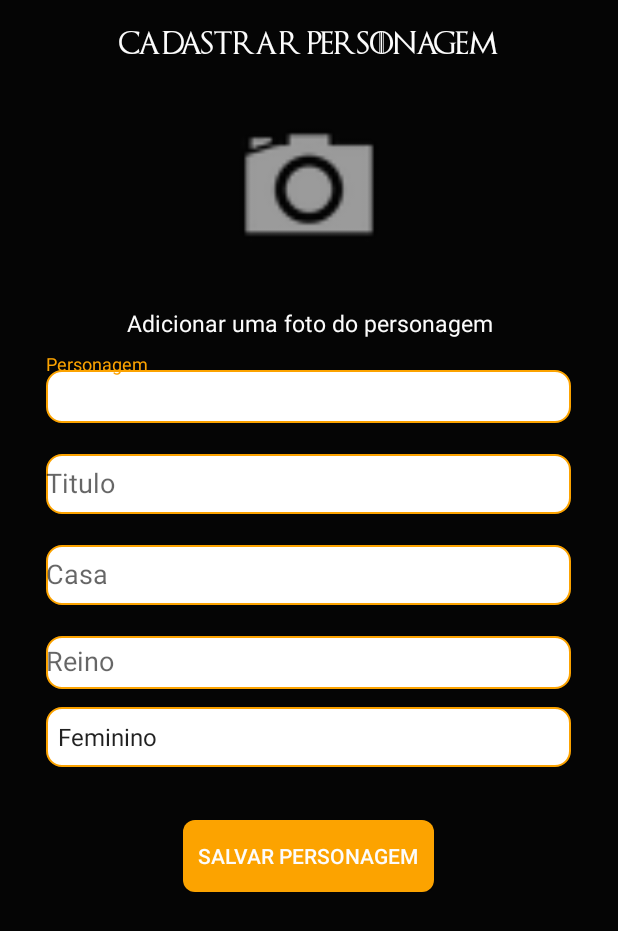
After one commit to mgalencar/quizGot, an Android app: the CadastroPersonagensActivity screen opened directly, with no data from a screen before it, on a phone screen of 412 x 824 dp. The commit adds this screen. Shown: the top 931 px of the screen. Run offline under Robolectric (Android 15) with nearby library versions, the phone set to English and light mode, and no system bars.

Commit message:
Adicionado menu de fragments na visualização e cadastro de novos personagens pronto v-0.1

```diff
--- a/app/build.gradle
+++ b/app/build.gradle
@@ -36,4 +36,7 @@ dependencies {
     //Biblioteca Retrofit
     implementation "com.squareup.retrofit2:retrofit:2.4.0"
     implementation "com.squareup.retrofit2:converter-gson:2.4.0"
+
+    //Biblioteca picasso
+    implementation 'com.squareup.picasso:picasso:2.71828'
 }
--- /dev/null
+++ b/app/src/main/java/br/com/senaijandira/quizgot/Activity/CadastroPersonagensActivity.java
@@ -0,0 +1,121 @@
+package br.com.senaijandira.quizgot.Activity;
+
+import android.app.Activity;
+import android.app.AlertDialog;
+import android.content.DialogInterface;
+import android.graphics.Typeface;
+import android.os.Build;
+import android.os.Bundle;
+import android.support.annotation.Nullable;
+import android.support.annotation.RequiresApi;
+import android.view.View;
+import android.widget.AdapterView;
+import android.widget.ArrayAdapter;
+import android.widget.EditText;
+import android.widget.Spinner;
+import android.widget.TextView;
+import android.widget.Toast;
+
+import br.com.senaijandira.quizgot.R;
+import br.com.senaijandira.quizgot.model.Personagem;
+import br.com.senaijandira.quizgot.presenter.CadastrarPersonagemPresenter;
+import br.com.senaijandira.quizgot.service.PersonagemService;
+import br.com.senaijandira.quizgot.service.ServiceFactory;
+import br.com.senaijandira.quizgot.view.CadastroPersonagensView;
+
+public class CadastroPersonagensActivity extends Activity implements CadastroPersonagensView, AdapterView.OnItemSelectedListener{
+
+    EditText txtNome,txtTitulo, txtCasa, txtReino;
+    Spinner genero;
+    PersonagemService service = ServiceFactory.create();
+
+    //Chamando a class presenter para executar o cadastro
+    CadastrarPersonagemPresenter presenter;
+
+    @Override
+    protected void onCreate(@Nullable Bundle savedInstanceState) {
+        super.onCreate(savedInstanceState);
+
+        setContentView(R.layout.activity_cadastro_personagem);
+        //Mudando o estilo da fonte
+        TextView tituloCadastro = findViewById(R.id.tituloCadastrar);
+        Typeface fonte = Typeface.createFromAsset(getAssets(),"Game of Thrones.ttf");
+        tituloCadastro.setTypeface(fonte);
+
+        //Fazendo spinner
+        genero = (Spinner) findViewById(R.id.cb_genero);
+
+        ArrayAdapter<CharSequence> adapter = ArrayAdapter.createFromResource(
+                this, R.array.cb_genero, android.R.layout.simple_spinner_item);
+        adapter.setDropDownViewResource(android.R.layout.simple_spinner_dropdown_item);
+        genero.setAdapter(adapter);
+        genero.setOnItemSelectedListener(this);
+
+
+
+        txtNome= findViewById(R.id.txt_nome_personagem);
+        txtTitulo = findViewById(R.id.txt_titulo);
+        txtReino = findViewById(R.id.txt_reino);
+        txtCasa = findViewById(R.id.txt_casa);
+
+        presenter = new CadastrarPersonagemPresenter((CadastroPersonagensView) this, service);
+
+    }
+    @RequiresApi(api = Build.VERSION_CODES.LOLLIPOP)
+    public void salvarCadastroPersonagem(View view){
+
+
+        String nome = txtNome.getText().toString();
+        String titulo = txtTitulo.getText().toString();
+        String casa = txtCasa.getText().toString();
+        String reino = txtReino.getText().toString();
+        //Pegando item selecionado no combo box
+        String itemSelectSpinner = genero.getSelectedItem().toString();
+
+        if(nome.equals("") || titulo.equals("") || casa.equals("") || reino.equals("")){
+            alertGeral("Preencha todos os campos","Todos os campos são obrigatórios");
+        }
+        else{
+            Personagem personagem = new Personagem();
+
+            personagem.setNome_personagem(nome);
+            personagem.setTitulo(titulo);
+            personagem.setCasa(casa);
+            personagem.setReino(reino);
+            personagem.setGenero(itemSelectSpinner);
+
+            presenter.CadastrarPersonagemPresenter(personagem);
+        }
+
+    }
+
+    @Override
+    public void showMessage(String titulo, String msg){
+        AlertDialog.Builder alert = new AlertDialog.Builder(this);
+        alert.setMessage(msg);
+        alert.setTitle(titulo);
+        alert.setPositiveButton("ok", new DialogInterface.OnClickListener() {
+            @Override
+            public void onClick(DialogInterface dialog, int which) {
+                finish();
+            }
+        });
+        alert.show();
+
+
+    }
+    @Override
+    public void onItemSelected(AdapterView<?> parent, View view, int pos, long id) {
+    }
+    @Override
+    public void onNothingSelected(AdapterView<?> parent) {
+    }
+    public void alertGeral(String titulo, String mensagem){
+        AlertDialog.Builder alert = new AlertDialog.Builder(this);
+        alert.setMessage(mensagem);
+        alert.setTitle(titulo);
+        alert.show();
+    }
+
+
+}
--- a/app/src/main/java/br/com/senaijandira/quizgot/Activity/MainActivity.java
+++ b/app/src/main/java/br/com/senaijandira/quizgot/Activity/MainActivity.java
@@ -8,7 +8,6 @@ import android.view.View;
 import br.com.senaijandira.quizgot.R;
 
 public class MainActivity extends AppCompatActivity {
-
 
     @Override
     protected void onCreate(Bundle savedInstanceState) {
--- a/app/src/main/java/br/com/senaijandira/quizgot/adapter/PersonagensAdapter.java
+++ b/app/src/main/java/br/com/senaijandira/quizgot/adapter/PersonagensAdapter.java
@@ -13,6 +13,7 @@ import java.util.ArrayList;
 
 import br.com.senaijandira.quizgot.R;
 import br.com.senaijandira.quizgot.model.Personagem;
+import de.hdodenhof.circleimageview.CircleImageView;
 
 public class PersonagensAdapter extends ArrayAdapter<Personagem> {
 
@@ -32,6 +33,9 @@ public class PersonagensAdapter extends ArrayAdapter<Personagem> {
 
         Personagem personagem = getItem(position);
         TextView txtNomePersonagem = v.findViewById(R.id.txtNomePersonagem);
+        CircleImageView imagemPersonagem = v.findViewById(R.id.fotoPersonagem);
+
+
         txtNomePersonagem.setText(personagem.getNome_personagem());
 
         return v;
--- /dev/null
+++ b/app/src/main/java/br/com/senaijandira/quizgot/presenter/CadastrarPersonagemPresenter.java
@@ -0,0 +1,42 @@
+package br.com.senaijandira.quizgot.presenter;
+
+import br.com.senaijandira.quizgot.model.ApiResult;
+import br.com.senaijandira.quizgot.model.Personagem;
+import br.com.senaijandira.quizgot.service.PersonagemService;
+import br.com.senaijandira.quizgot.view.CadastroPersonagensView;
+import retrofit2.Call;
+import retrofit2.Callback;
+import retrofit2.Response;
+
+public class CadastrarPersonagemPresenter {
+
+
+    //Instanciar as variaveis
+    CadastroPersonagensView view;
+    PersonagemService service;
+
+    public  CadastrarPersonagemPresenter(CadastroPersonagensView view, PersonagemService service){
+        this.view = view;
+        this.service = service;
+    }
+    public void CadastrarPersonagemPresenter(Personagem personagem){
+        service.adicionarPersonagem(personagem).enqueue(new Callback<ApiResult>() {
+            @Override
+            public void onResponse(Call<ApiResult> call, Response<ApiResult> response) {
+                ApiResult result = response.body();
+                if(result.isSucesso()){
+                    view.showMessage("Sucesso", "Personagem adicionado");
+                }else{
+                    view.showMessage("Erro", "Erro ao cadastrar");
+                }
+            }
+            @Override
+            public void onFailure(Call<ApiResult> call, Throwable t) {
+                view.showMessage("Erro", t.getMessage());
+                t.printStackTrace();
+
+            }
+        });
+    }
+
+}
--- a/app/src/main/java/br/com/senaijandira/quizgot/service/PersonagemService.java
+++ b/app/src/main/java/br/com/senaijandira/quizgot/service/PersonagemService.java
@@ -2,14 +2,22 @@ package br.com.senaijandira.quizgot.service;
 
 import java.util.List;
 
+import br.com.senaijandira.quizgot.model.ApiResult;
 import br.com.senaijandira.quizgot.model.Personagem;
 import retrofit2.Call;
+import retrofit2.http.Body;
 import retrofit2.http.GET;
+import retrofit2.http.POST;
 
 public interface PersonagemService {
 
-    String URL_BASE = "http://10.0.2.2:5001";
+    //String URL_BASE = "http://10.0.2.2:5001";
+    //String URL_BASE = " http://192.168.0.101:5001";
+    String URL_BASE = "http://172.18.0.247:5001";
 
     @GET("/personagens")
     Call<List<Personagem>> obterPersonagem();
+
+    @POST("/novoPersonagem")
+    Call<ApiResult>adicionarPersonagem(@Body Personagem personagem);
 }
--- /dev/null
+++ b/app/src/main/java/br/com/senaijandira/quizgot/view/CadastroPersonagensView.java
@@ -0,0 +1,6 @@
+package br.com.senaijandira.quizgot.view;
+
+public interface CadastroPersonagensView {
+
+    void showMessage(String titulo, String msg);
+}
--- /dev/null
+++ b/app/src/main/res/drawable/edittext.xml
@@ -0,0 +1,15 @@
+<shape xmlns:android="http://schemas.android.com/apk/res/android" >
+
+    <solid android:color="#FFFFFF" />
+
+    <stroke
+        android:width="1dp"
+        android:color="@color/colorAccent"
+
+        />
+    <corners
+        android:topLeftRadius="10dp"
+        android:topRightRadius="10dp"
+        android:bottomLeftRadius="10dp"
+        android:bottomRightRadius="10dp"/>
+</shape>
--- a/app/src/main/res/layout/activity_cadastro_personagem.xml
+++ b/app/src/main/res/layout/activity_cadastro_personagem.xml
@@ -1,8 +1,12 @@
 <?xml version="1.0" encoding="utf-8"?>
-<LinearLayout xmlns:android="http://schemas.android.com/apk/res/android"
+<LinearLayout
+    xmlns:android="http://schemas.android.com/apk/res/android"
     android:orientation="vertical"
     android:layout_width="match_parent"
-    android:layout_height="match_parent">
+    android:layout_height="match_parent"
+    android:background="@color/black"
+
+    >
 
     <LinearLayout
         android:layout_width="match_parent"
@@ -19,21 +23,28 @@
             android:layout_width="wrap_content"
             android:layout_height="wrap_content"
             android:text="CADASTRAR PERSONAGEM"
-            android:textColor="@color/black"
+            android:id="@+id/tituloCadastrar"
+            android:textColor="@color/white"
             android:layout_marginTop="20dp"
+            android:textSize="15dp"
         />
         <ImageView
-            android:layout_width="100dp"
-            android:layout_height="100dp"
+            android:layout_width="120dp"
+            android:layout_height="150dp"
             android:id="@+id/addImg_personagem"
-            android:layout_marginTop="10dp"/>
+            android:layout_marginTop="10dp"
+            android:src="@android:drawable/ic_menu_camera"
+
+            />
 
         <TextView
             android:layout_width="match_parent"
             android:layout_height="wrap_content"
             android:text="Adicionar uma foto do personagem"
+            android:textColor="@color/white"
             android:gravity="center"
-            android:layout_marginTop="10dp"/>
+            android:textSize="15dp"
+            android:layout_marginTop="5dp"/>
 
     </LinearLayout>
 
@@ -46,43 +57,35 @@
         <android.support.design.widget.TextInputLayout
             android:layout_width="wrap_content"
             android:layout_height="wrap_content"
-            android:gravity="center">
+            android:gravity="center"
+            android:layout_marginTop="10dp"
+            >
 
             <EditText
                 android:layout_width="350dp"
-                android:layout_height="wrap_content"
-                android:id="@+id/nome_personagem"
-                android:hint="txt_personagem"
+                android:layout_height="35dp"
+                android:id="@+id/txt_nome_personagem"
+                android:hint="Personagem"
+                android:background="@drawable/edittext"
+                android:shadowColor="@color/colorAccent"
+                android:shadowDx="1.8"
+                android:shadowDy="1.8"
+                android:shadowRadius="1.5"
                 />
         </android.support.design.widget.TextInputLayout>
 
         <android.support.design.widget.TextInputLayout
             android:layout_width="wrap_content"
             android:layout_height="wrap_content"
-            android:gravity="center">
-
-            <Spinner
-                android:layout_width="match_parent"
-                android:layout_height="wrap_content"
-                android:id="@+id/cb_genero">
-
-                <!--FAZER COMBO -->
-
-
-            </Spinner>
-
-
-        </android.support.design.widget.TextInputLayout>
-
-        <android.support.design.widget.TextInputLayout
-            android:layout_width="wrap_content"
-            android:layout_height="wrap_content">
+            android:layout_marginTop="10dp"
+            >
 
             <EditText
                 android:layout_width="350dp"
-                android:layout_height="wrap_content"
-                android:hint="titulo"
-                android:id="@+id/txt_titulo"/>
+                android:layout_height="40dp"
+                android:hint="Titulo"
+                android:id="@+id/txt_titulo"
+                android:background="@drawable/edittext"/>
 
 
         </android.support.design.widget.TextInputLayout>
@@ -90,13 +93,16 @@
         <android.support.design.widget.TextInputLayout
             android:layout_width="wrap_content"
             android:layout_height="wrap_content"
-            android:gravity="center">
+            android:gravity="center"
+            android:layout_marginTop="10dp"
+            >
 
             <EditText
                 android:layout_width="350dp"
-                android:layout_height="wrap_content"
-                android:hint="casa"
-                android:id="@+id/txt_casa"/>
+                android:layout_height="40dp"
+                android:hint="Casa"
+                android:id="@+id/txt_casa"
+                android:background="@drawable/edittext"/>
 
 
         </android.support.design.widget.TextInputLayout>
@@ -104,14 +110,36 @@
         <android.support.design.widget.TextInputLayout
             android:layout_width="wrap_content"
             android:layout_height="wrap_content"
-            android:gravity="center">
+            android:gravity="center"
+            android:layout_marginTop="10dp"
+            >
 
             <EditText
                 android:layout_width="350dp"
-                android:layout_height="wrap_content"
-                android:hint="reino"
+                android:layout_height="35dp"
+                android:hint="Reino"
                 android:id="@+id/txt_reino"
+                android:background="@drawable/edittext"
+
                 />
+
+        </android.support.design.widget.TextInputLayout>
+
+        <android.support.design.widget.TextInputLayout
+            android:layout_width="wrap_content"
+            android:layout_height="40dp"
+            android:gravity="center"
+            android:layout_marginTop="12dp"
+            >
+
+            <Spinner
+                android:layout_width="350dp"
+                android:layout_height="40dp"
+                android:id="@+id/cb_genero"
+                android:background="@drawable/edittext"
+                >
+            </Spinner>
+
 
         </android.support.design.widget.TextInputLayout>
 
@@ -128,8 +156,10 @@
             android:layout_height="wrap_content"
             android:text="Salvar Personagem"
             android:layout_marginTop="35dp"
+            android:padding="10dp"
+            android:onClick="salvarCadastroPersonagem"
             android:textColor="@color/white"
-            android:background="@color/black"/>
+            android:background="@drawable/btnradius"/>
 
 
     </LinearLayout>
--- a/app/src/main/res/layout/activity_main.xml
+++ b/app/src/main/res/layout/activity_main.xml
@@ -4,6 +4,7 @@
     android:layout_width="match_parent"
     android:layout_height="match_parent"
     android:orientation="vertical"
+    android:background="@color/black"
 
     android:padding="10dp">
 
--- a/app/src/main/res/layout/personagens.xml
+++ b/app/src/main/res/layout/personagens.xml
@@ -19,6 +19,7 @@
             android:src="@drawable/snow"
             android:layout_marginLeft="10dp"
             android:id="@+id/fotoPersonagem"
+
             />
         <LinearLayout
             android:layout_width="wrap_content"
--- a/app/src/main/res/values/colors.xml
+++ b/app/src/main/res/values/colors.xml
@@ -2,11 +2,12 @@
 <resources>
     <color name="colorPrimary">#050505</color>
     <color name="colorPrimaryDark">#050505</color>
-    <color name="colorAccent">#FF4081</color>
+    <color name="colorAccent">#fca300</color>
     <color name="red">#fc0202</color>
     <color name="black">#050505</color>
     <color name="white">#fcfcfc</color>
     <color name="green">#1c6834</color>
     <color name="darkgreen">#476350</color>
     <color name="golden">#fca300</color>
+    <color name="gray">#707070</color>
 </resources>
--- a/app/src/main/res/values/strings.xml
+++ b/app/src/main/res/values/strings.xml
@@ -1,3 +1,10 @@
 <resources>
     <string name="app_name">quizGot</string>
+
+    <string-array name="cb_genero">
+        <item>Feminino</item>
+        <item>Masculino</item>
+    </string-array>
+    <string name="URL_IMAGEM">http://10.0.0.2/ServidorQuiz/imagens</string>
+
 </resources>
```
Also changed, not shown: app/src/main/AndroidManifest.xml (+5 -7 lines), app/src/main/java/br/com/senaijandira/quizgot/Activity/QuizActivity.java (+2 -17 lines), app/src/main/java/br/com/senaijandira/quizgot/Fragments/FragmentsPersonagens.java (+14 -0 lines), app/src/main/java/br/com/senaijandira/quizgot/model/ApiResult.java (added, +24 -0 lines), app/src/main/java/br/com/senaijandira/quizgot/model/Personagem.java (+20 -2 lines), app/src/main/res/layout/fragment_personagem.xml (+12 -2 lines), app/src/main/assets/Game of Thrones.ttf (added).
